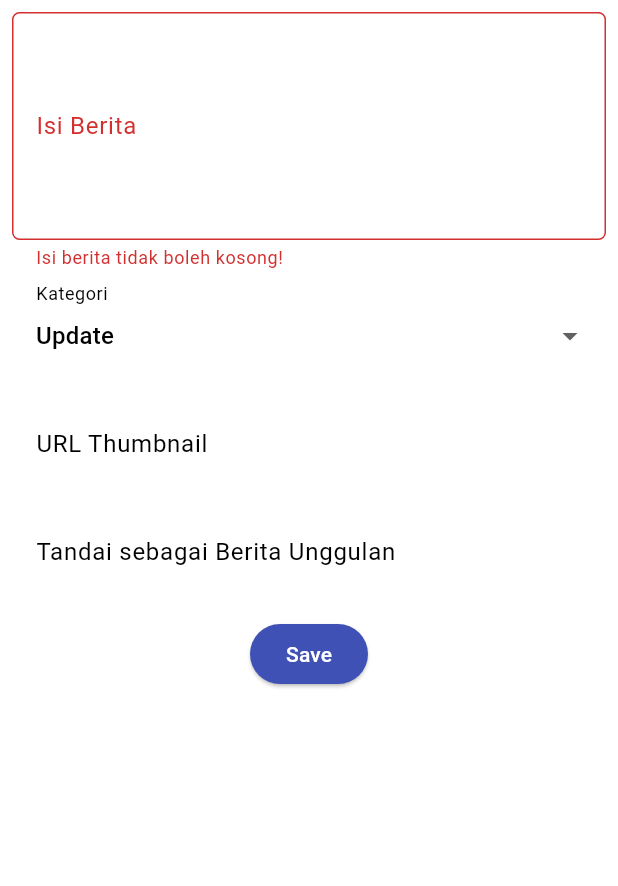
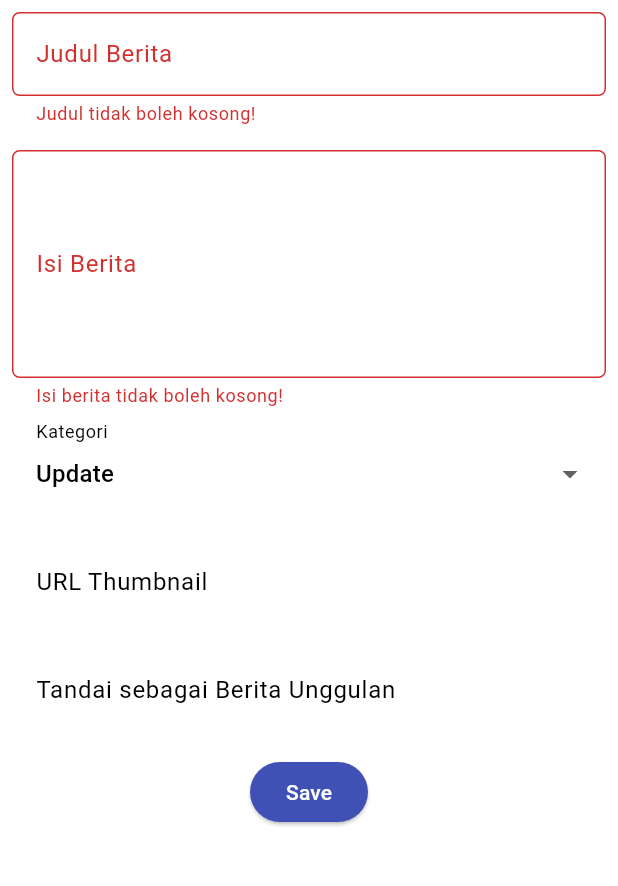
Before and after one commit to gung16/football-news-mobile, a Flutter app: the NewsFormPage screen opened directly, after a tap on "Save", on a phone screen of 412 x 824 dp, the part 84-970 px from its top. Run offline on Flutter 3.47's test engine with Material 3 defaults, Android fonts, the phone set to English and light mode, and no system bars.

Commit message:
Fixed title in newsform

```diff
--- a/lib/screens/newslist_form.dart
+++ b/lib/screens/newslist_form.dart
@@ -44,6 +44,31 @@ class _NewsFormPageState extends State<NewsFormPage> {
           child: Column(
             crossAxisAlignment: CrossAxisAlignment.start,
             children:[
+              // === Title ===
+              Padding(
+                padding: const EdgeInsets.all(8.0),
+                child: TextFormField(
+                  decoration: InputDecoration(
+                    hintText: "Judul Berita",
+                    labelText: "Judul Berita",
+                    border: OutlineInputBorder(
+                      borderRadius: BorderRadius.circular(5.0),
+                    ),
+                  ),
+                  onChanged: (String? value) {
+                    setState(() {
+                      _title = value!;
+                    });
+                  },
+                  validator: (String? value) {
+                    if (value == null || value.isEmpty) {
+                      return "Judul tidak boleh kosong!";
+                    }
+                    return null;
+                  },
+                ),
+              ),
+
               // === Content ===
               Padding(
                 padding: const EdgeInsets.all(8.0),
@@ -143,7 +168,7 @@ class _NewsFormPageState extends State<NewsFormPage> {
                         context: context,
                         builder: (context) {
                           return AlertDialog(
-                            title: const Text('Produk berhasil tersimpan'),
+                            title: const Text('Berita berhasil tersimpan'),
                             content: SingleChildScrollView(
                               child: Column(
                                 crossAxisAlignment:
```
